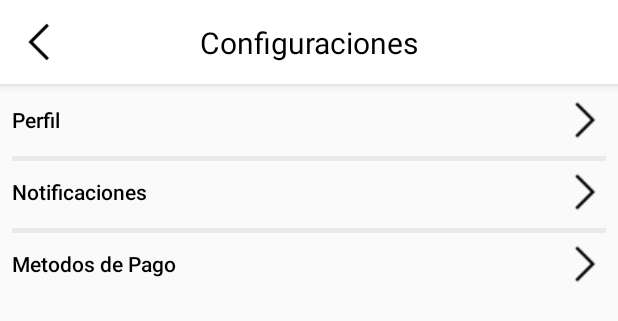
After one commit to cristhianmunoz/AppAndroid-PholapSC, an Android app: the layout activity_configuraciones.xml on its own in the app's theme, with its tools: preview values and no code run, on a phone screen of 412 x 824 dp. The commit adds this screen. Shown: the top 321 px of the screen. Run offline under Robolectric (Android 15) with nearby library versions, the phone set to English and light mode, and no system bars.

Commit message:
update/configuraciones actividad se implementan los botones
Se puede navegar entre configuraciones y perfil

```diff
--- /dev/null
+++ b/app/src/main/java/com/munozcristhian/pholapsc/ConfiguracionesActivity.kt
@@ -0,0 +1,22 @@
+package com.munozcristhian.pholapsc
+
+import android.annotation.SuppressLint
+import android.content.Intent
+import android.support.v7.app.AppCompatActivity
+import android.os.Bundle
+import android.support.v4.content.ContextCompat
+import android.widget.Button
+
+class ConfiguracionesActivity : AppCompatActivity() {
+
+    override fun onCreate(savedInstanceState: Bundle?) {
+        super.onCreate(savedInstanceState)
+        setContentView(R.layout.activity_configuraciones)
+        var btnPerfil = findViewById<Button>(R.id.btnPerfilConfiguraciones)
+        btnPerfil.setOnClickListener {
+            val intention = Intent(this, Perfil_Activity::class.java)
+            startActivity(intention)
+        }
+
+    }
+}
--- a/app/src/main/java/com/munozcristhian/pholapsc/Perfil_Activity.kt
+++ b/app/src/main/java/com/munozcristhian/pholapsc/Perfil_Activity.kt
@@ -1,14 +1,19 @@
 package com.munozcristhian.pholapsc
 
+import android.content.Intent
 import android.support.v7.app.AppCompatActivity
 import android.os.Bundle
 import android.support.v7.widget.Toolbar
+import android.widget.ImageView
 
 class Perfil_Activity : AppCompatActivity() {
     override fun onCreate(savedInstanceState: Bundle?) {
         super.onCreate(savedInstanceState)
         setContentView(R.layout.activity_perfil)
-        var toolBarPerfil = findViewById<Toolbar>(R.id.toolBarPerfil)
-        setSupportActionBar(toolBarPerfil)
+        var btnBackPerfilConfiguracion = findViewById<ImageView>(R.id.imgViewBackBarPerfil)
+        btnBackPerfilConfiguracion.setOnClickListener{
+            val intention = Intent(this, ConfiguracionesActivity::class.java)
+            startActivity(intention)
+        }
     }
 }
--- /dev/null
+++ b/app/src/main/res/drawable/btnperfilconfiguracion.xml
@@ -0,0 +1,6 @@
+<?xml version="1.0" encoding="utf-8"?>
+<selector xmlns:android="http://schemas.android.com/apk/res/android">
+    <item android:state_pressed="true" android:color="@color/TxtColorConfiguracionesBtns"/>
+    <item android:state_enabled="true" android:color="@color/black"/>
+    <item android:state_enabled="false" android:color="@color/TxtColorConfiguracionesBtns"/>
+</selector>
--- /dev/null
+++ b/app/src/main/res/layout/activity_configuraciones.xml
@@ -0,0 +1,136 @@
+<?xml version="1.0" encoding="utf-8"?>
+<android.support.constraint.ConstraintLayout xmlns:android="http://schemas.android.com/apk/res/android"
+    xmlns:app="http://schemas.android.com/apk/res-auto"
+    xmlns:tools="http://schemas.android.com/tools"
+
+
+    android:layout_width="match_parent"
+    android:layout_height="match_parent">
+
+    <android.support.design.widget.AppBarLayout
+        android:id="@+id/appbar"
+
+        android:layout_width="match_parent"
+        android:layout_height="wrap_content"
+        app:layout_constraintEnd_toEndOf="parent"
+        app:layout_constraintStart_toStartOf="parent"
+        app:layout_constraintTop_toTopOf="parent">
+
+        <android.support.constraint.ConstraintLayout
+            android:layout_width="match_parent"
+            android:layout_height="match_parent">
+
+            <android.support.v7.widget.Toolbar
+                android:id="@+id/toolbar3"
+                android:layout_width="match_parent"
+                android:layout_height="wrap_content"
+                android:background="?attr/colorPrimary"
+                android:minHeight="?attr/actionBarSize"
+                android:theme="?attr/actionBarTheme"
+                app:layout_constraintEnd_toEndOf="parent"
+                app:layout_constraintStart_toStartOf="parent"
+                app:layout_constraintTop_toTopOf="parent" />
+
+            <TextView
+                android:id="@+id/txtViewConfiguracionesTitulo"
+                android:layout_width="wrap_content"
+                android:layout_height="wrap_content"
+                android:text="@string/tituloConfiguraciones"
+                android:textColor="@color/black"
+                android:textSize="20sp"
+                app:layout_constraintBottom_toBottomOf="@+id/toolbar3"
+                app:layout_constraintEnd_toEndOf="parent"
+                app:layout_constraintStart_toStartOf="parent"
+                app:layout_constraintTop_toTopOf="parent"
+                tools:text="@string/tituloConfiguraciones" />
+
+            <ImageView
+                android:id="@+id/imgViewBackConfiguraciones"
+                android:layout_width="36dp"
+                android:layout_height="33dp"
+                android:layout_marginStart="10dp"
+                app:layout_constraintBottom_toBottomOf="parent"
+                app:layout_constraintStart_toStartOf="parent"
+                app:layout_constraintTop_toTopOf="parent"
+                app:srcCompat="@drawable/back_64px" />
+
+        </android.support.constraint.ConstraintLayout>
+    </android.support.design.widget.AppBarLayout>
+
+    <Button
+        android:id="@+id/btnPerfilConfiguraciones"
+        android:layout_width="match_parent"
+        android:layout_height="wrap_content"
+        android:layout_marginStart="8dp"
+        android:layout_marginEnd="8dp"
+        android:background="?android:attr/selectableItemBackground"
+        android:backgroundTint="@color/white"
+        android:drawableRight="@drawable/forward_32px"
+        android:text="@string/btnPerfilConfiguraciones"
+        android:textAlignment="viewStart"
+        android:textAllCaps="false"
+        android:textColor="@drawable/btnperfilconfiguracion"
+        app:layout_constraintEnd_toEndOf="parent"
+        app:layout_constraintStart_toStartOf="parent"
+        app:layout_constraintTop_toBottomOf="@+id/appbar" />
+
+    <View
+        android:layout_width="match_parent"
+        android:layout_height="3dp"
+        android:layout_marginStart="8dp"
+        android:layout_marginEnd="8dp"
+        android:background="@color/separatorBtnsConfiguraciones"
+        app:layout_constraintEnd_toEndOf="parent"
+        app:layout_constraintHorizontal_bias="0.0"
+        app:layout_constraintStart_toStartOf="parent"
+        app:layout_constraintTop_toBottomOf="@id/btnPerfilConfiguraciones" />
+
+    <Button
+        android:id="@+id/btnNotificacionesConfiguraciones"
+        android:layout_width="match_parent"
+        android:layout_height="wrap_content"
+        android:layout_marginStart="8dp"
+        android:layout_marginEnd="8dp"
+        android:background="?android:attr/selectableItemBackground"
+        android:backgroundTint="@color/white"
+        android:drawableRight="@drawable/forward_32px"
+        android:text="@string/btnNotificacionesConfiguraciones"
+        android:textAlignment="viewStart"
+        android:textAllCaps="false"
+        android:textColor="@drawable/btnperfilconfiguracion"
+        app:layout_constraintEnd_toEndOf="parent"
+        app:layout_constraintHorizontal_bias="0.0"
+        app:layout_constraintStart_toStartOf="parent"
+        app:layout_constraintTop_toBottomOf="@+id/btnPerfilConfiguraciones" />
+
+    <View
+        android:layout_width="match_parent"
+        android:layout_height="3dp"
+        android:layout_marginStart="8dp"
+        android:layout_marginEnd="8dp"
+        android:background="@color/separatorBtnsConfiguraciones"
+        app:layout_constraintEnd_toEndOf="parent"
+        app:layout_constraintHorizontal_bias="0.0"
+        app:layout_constraintStart_toStartOf="parent"
+        app:layout_constraintTop_toBottomOf="@id/btnNotificacionesConfiguraciones" />
+
+    <Button
+        android:id="@+id/btnPagosConfiguraciones"
+        android:layout_width="match_parent"
+        android:layout_height="wrap_content"
+        android:layout_marginStart="8dp"
+        android:layout_marginEnd="8dp"
+        android:background="?android:attr/selectableItemBackground"
+        android:backgroundTint="@color/white"
+        android:drawableRight="@drawable/forward_32px"
+        android:text="@string/btnMetodosDePagoConfiguraciones"
+        android:textAlignment="viewStart"
+        android:textAllCaps="false"
+        android:textColor="@drawable/btnperfilconfiguracion"
+        app:layout_constraintEnd_toEndOf="parent"
+        app:layout_constraintHorizontal_bias="0.0"
+        app:layout_constraintStart_toStartOf="parent"
+        app:layout_constraintTop_toBottomOf="@+id/btnNotificacionesConfiguraciones" />
+
+
+</android.support.constraint.ConstraintLayout>
--- a/app/src/main/res/layout/activity_perfil.xml
+++ b/app/src/main/res/layout/activity_perfil.xml
@@ -33,6 +33,7 @@
                 android:id="@+id/imgViewBackBarPerfil"
                 android:layout_width="36dp"
                 android:layout_height="33dp"
+                android:layout_marginStart="10dp"
                 app:layout_constraintBottom_toBottomOf="@+id/toolBarPerfil"
                 app:layout_constraintStart_toStartOf="parent"
                 app:layout_constraintTop_toTopOf="@+id/toolBarPerfil"
--- a/app/src/main/res/values/colors.xml
+++ b/app/src/main/res/values/colors.xml
@@ -7,4 +7,6 @@
     <color name="teal_700">#FF018786</color>
     <color name="black">#FF000000</color>
     <color name="white">#FFFFFFFF</color>
+    <color name="TxtColorConfiguracionesBtns">#2b78e4</color>
+    <color name="separatorBtnsConfiguraciones">#EAEAEA</color>
 </resources>
--- a/app/src/main/res/values/strings.xml
+++ b/app/src/main/res/values/strings.xml
@@ -18,4 +18,8 @@
     <string name="emailPerfil">michael@jordan.com</string>
     <string name="phonePerfil">+1 510 486 1234</string>
     <string name="descripcionPerfil">Acme user since April 2017</string>
+    <string name="tituloConfiguraciones">Configuraciones</string>
+    <string name="btnPerfilConfiguraciones">Perfil</string>
+    <string name="btnNotificacionesConfiguraciones">Notificaciones</string>
+    <string name="btnMetodosDePagoConfiguraciones">Metodos de Pago</string>
 </resources>
```
Also changed, not shown: app/src/main/res/drawable/forward_32px.png (added).
